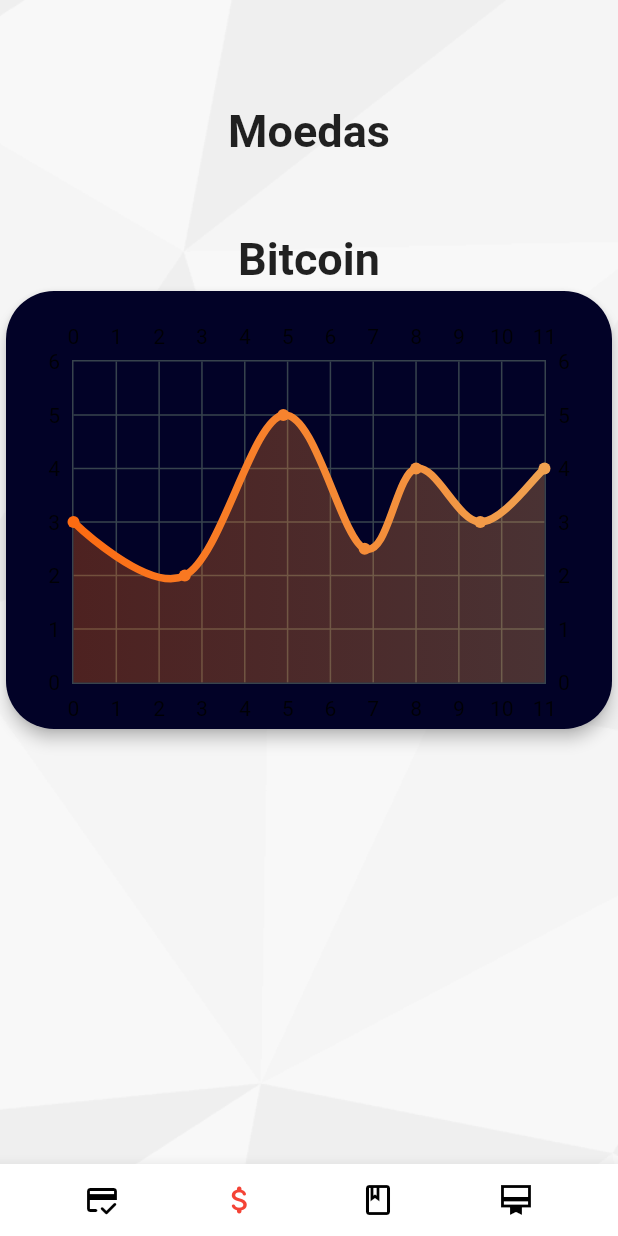
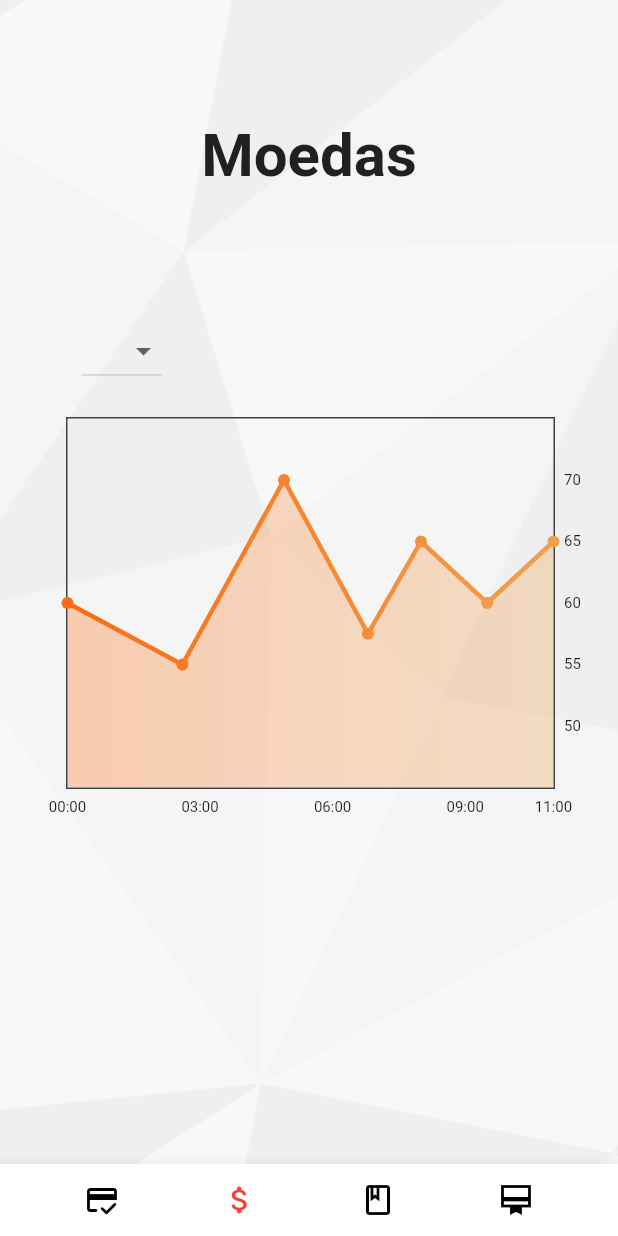
Before and after one commit to Delgado404/CryptoCurrency-App, a Flutter app: the MainPage screen opened directly, item 2 of the bottom bar chosen, on a phone screen of 412 x 824 dp. Run offline on Flutter 3.47's test engine with Material 2 defaults, Android fonts, the phone set to English and light mode, and no system bars; drawn by our look-alikes of fl_chart; our stand-ins replace carousel_slider, shared_preferences, smooth_page_indicator, sqflite; accounts and stored records are empty; Roboto replaces fonts that are missing (Ebrima).

Commit message:
1.6.2
- Leves mudanças no gráfico

```diff
--- a/tcc_android/lib/components/body.dart
+++ b/tcc_android/lib/components/body.dart
@@ -1,5 +1,6 @@
 import 'package:tcc_android/main.dart';
 import 'package:flutter/material.dart';
+import 'package:tcc_android/screens/login_screen.dart';
 
 class Body extends StatelessWidget {
   @override
@@ -59,7 +60,7 @@
               onPressed: () {
                 // faz o botão dar na pag de login, tirei ela do menu, mas a inicial precisa levar pra ela de volta
                 Navigator.push(context,
-                    MaterialPageRoute(builder: (context) => MainPage()));
+                    MaterialPageRoute(builder: (context) => LoginScreen()));
               },
               child: Text('Continuar',
                   textAlign: TextAlign.center,
--- a/tcc_android/lib/components/line_chart.dart
+++ b/tcc_android/lib/components/line_chart.dart
@@ -10,19 +10,60 @@
   @override
   Widget build(BuildContext context) => LineChart(
         LineChartData(
+          titlesData: FlTitlesData(
+              bottomTitles: SideTitles(
+                  showTitles: true,
+                  getTextStyles: (context, value) =>
+                      const TextStyle(fontSize: 10),
+                  getTitles: (value) {
+                    switch (value.toInt()) {
+                      case 0:
+                        return '00:00';
+                      case 3:
+                        return '03:00';
+                      case 6:
+                        return '06:00';
+                      case 9:
+                        return '09:00';
+                      case 11:
+                        return '11:00';
+                    }
+                    return '';
+                  }),
+              leftTitles: SideTitles(showTitles: false),
+              rightTitles: SideTitles(
+                  showTitles: true,
+                  getTextStyles: (context, value) =>
+                      const TextStyle(fontSize: 10),
+                  getTitles: (value) {
+                    switch (value.toInt()) {
+                      case 1:
+                        return '50';
+                      case 2:
+                        return '55';
+                      case 3:
+                        return '60';
+                      case 4:
+                        return '65';
+                      case 5:
+                        return '70';
+                    }
+                    return '';
+                  }),
+              topTitles: SideTitles(showTitles: false)),
           minX: 0,
           maxX: 11,
           minY: 0,
           maxY: 6,
           gridData: FlGridData(
-            show: true,
+            show: false,
             getDrawingHorizontalLine: (value) {
               return FlLine(
                 color: const Color(0xff37434d),
                 strokeWidth: 1,
               );
             },
-            drawVerticalLine: true,
+            drawVerticalLine: false,
             getDrawingVerticalLine: (value) {
               return FlLine(
                 color: const Color(0xff37434d),
@@ -45,9 +86,9 @@
                 FlSpot(9.5, 3),
                 FlSpot(11, 4),
               ],
-              isCurved: true,
+              isCurved: false,
               colors: gradientColors,
-              barWidth: 5,
+              barWidth: 3,
               // dotData: FlDotData(show: false),
               belowBarData: BarAreaData(
                 show: true,
--- a/tcc_android/lib/main.dart
+++ b/tcc_android/lib/main.dart
@@ -1,3 +1,4 @@
+// @dart=2.9
 import 'package:flutter/material.dart';
 import 'package:tcc_android/screens/login_screen.dart';
 import 'package:tcc_android/screens/moedas_screen.dart';
--- a/tcc_android/lib/screens/login_screen.dart
+++ b/tcc_android/lib/screens/login_screen.dart
@@ -1,27 +1,40 @@
 import 'package:flutter/rendering.dart';
 import 'package:flutter/material.dart';
+import 'package:shared_preferences/shared_preferences.dart';
+import 'package:sqflite/sqflite.dart';
+
 import 'package:tcc_android/screens/carteira_screen.dart';
+import 'package:tcc_android/screens/moedas_screen.dart';
+import 'package:tcc_android/screens/tabs_screen.dart';
+import 'package:tcc_android/screens/welcome_screen.dart';
+import 'dart:async';
 
-// ignore: must_be_immutable
+import '../main.dart';
+
 class LoginScreen extends StatelessWidget {
+  @override
   String email = '';
   String senha = '';
   String user = '';
 
   @override
   Widget build(BuildContext context) {
-    return Container(
+    return new Scaffold(
+        extendBody: true,
+        resizeToAvoidBottomInset: false,
+        body: Container(
+          padding: EdgeInsets.fromLTRB(10, 0, 20, 0),
           decoration: BoxDecoration(
               color: Color.fromRGBO(45, 49, 66, 1),
               image: DecorationImage(
                   fit: BoxFit.cover,
                   image: AssetImage('assets/images/backgroundTCC.png'))),
-      child: Column(
+          child: ListView(
             children: <Widget>[
               Padding(padding: EdgeInsets.all(30)),
               Row(
                 children: [
-              Padding(padding: EdgeInsets.only(left: 40)),
+                  Padding(padding: EdgeInsets.only(left: 20)),
                   Text(
                     'Login',
                     style: TextStyle(
@@ -37,7 +50,7 @@
               ),
               Row(
                 children: [
-              Padding(padding: EdgeInsets.only(top: 200, left: 40)),
+                  Padding(padding: EdgeInsets.only(top: 200, left: 20)),
                   RichText(
                       text: TextSpan(children: <TextSpan>[
                     TextSpan(
@@ -132,16 +145,15 @@
                   onPressed: () {
                     if (email == 'admin@flutter.com' ||
                         user == 'admin' && senha == '123') {
-                  Navigator.push(
-                      context,
-                      MaterialPageRoute(
-                          builder: (context) => CarteiraScreen()));
+                      Navigator.push(context,
+                          MaterialPageRoute(builder: (context) => MainPage()));
                     } else {
                       AlertDialog alert = AlertDialog(
                         backgroundColor: Color.fromRGBO(80, 102, 140, 1),
                         title: Text(
                           'Erro',
-                      style: TextStyle(color: Color.fromRGBO(252, 107, 18, 1)),
+                          style:
+                              TextStyle(color: Color.fromRGBO(252, 107, 18, 1)),
                         ),
                         content: Text('Email ou senha incorreto',
                             style: TextStyle(color: Colors.white)),
@@ -190,6 +202,6 @@
               )
             ],
           ),
-    );
+        ));
   }
 }
--- a/tcc_android/lib/screens/moedas_screen.dart
+++ b/tcc_android/lib/screens/moedas_screen.dart
@@ -14,37 +14,46 @@
               image: AssetImage('assets/images/backgroundTCC.png'))),
       child: Column(
         children: [
-          SizedBox(
-            height: 70,
-          ),
-          Text('Moedas',
+          new Container(
+            margin: const EdgeInsets.symmetric(horizontal: 30, vertical: 80),
+            width: 320,
+            height: 40,
+            child: Text('Moedas',
+                textAlign: TextAlign.center,
                 style: TextStyle(
-                  fontSize: 30,
+                    fontSize: 40,
                     fontFamily: 'Ebrima',
                     fontWeight: FontWeight.bold)),
-          SizedBox(
-            height: 50,
           ),
-          Text('Bitcoin',
-              style: TextStyle(
-                  fontSize: 30,
-                  fontFamily: 'Ebrima',
-                  fontWeight: FontWeight.bold)),
-          SizedBox(
+          new Container(
+              padding: EdgeInsets.fromLTRB(20, 10, 270, 0),
+              child: DropdownButton<String>(
+                items: <String>['BTC', 'B', 'C'].map((String value) {
+                  return DropdownMenuItem<String>(
+                    value: value,
+                    child: Text(value),
+                  );
+                }).toList(),
+                onChanged: (_) {},
+              )),
+          Container(
+            padding: EdgeInsets.fromLTRB(40, 0, 10, 0),
+            child: SizedBox(
               height: 300,
-            width: 1000,
+              width: 500,
               child: Card(
-              elevation: 4,
+                elevation: 0,
                 shape: RoundedRectangleBorder(
-                borderRadius: BorderRadius.circular(32),
+                  borderRadius: BorderRadius.circular(0),
                 ),
-              color: const Color(0xff020227),
+                color: const Color(0x00000000),
                 child: Padding(
                   padding: const EdgeInsets.only(top: 16),
                   child: LineChartWidget(),
                 ),
               ),
             ),
+          )
         ],
       ),
     );
--- a/tcc_android/lib/screens/tutorial_screen.dart
+++ b/tcc_android/lib/screens/tutorial_screen.dart
@@ -1,8 +1,6 @@
 import 'package:flutter/material.dart';
 import 'package:carousel_slider/carousel_slider.dart';
-import 'package:tcc_android/main.dart';
 import 'package:tcc_android/screens/tuto2_screen.dart';
-import 'iniciante_screen.dart';
 import 'tuto1_screen.dart';
 import 'tuto2_screen.dart';
 
--- a/tcc_android/pubspec.yaml
+++ b/tcc_android/pubspec.yaml
@@ -25,7 +25,8 @@
     sdk: flutter
   firebase_core: "^1.3.0"
   firebase_auth: "^2.0.0"
-
+  path_provider: ^1.1.0
+  shared_preferences: ^0.5.4
   fl_chart: ^0.40.2
 
   # The following adds the Cupertino Icons font to your application.
@@ -33,6 +34,7 @@
   cupertino_icons: ^1.0.2
   carousel_slider: ^4.0.0
   smooth_page_indicator: ^1.0.0+2
+  sqflite: ^2.0.0+4
 
 dev_dependencies:
   flutter_test:
@@ -54,6 +56,7 @@
      - ./assets/images/backgroundTCC.png
      - ./assets/images/logo_branco.png
      - ./assets/images/logo_laranja.png
+     - ./data/BancoTCC.db
 
   # An image asset can refer to one or more resolution-specific "variants", see
   # https://flutter.dev/assets-and-images/#resolution-aware.
```
Also changed, not shown: tcc_android/pubspec.lock, 1 other file. Lines whose indentation alone changed are shown as unchanged.
